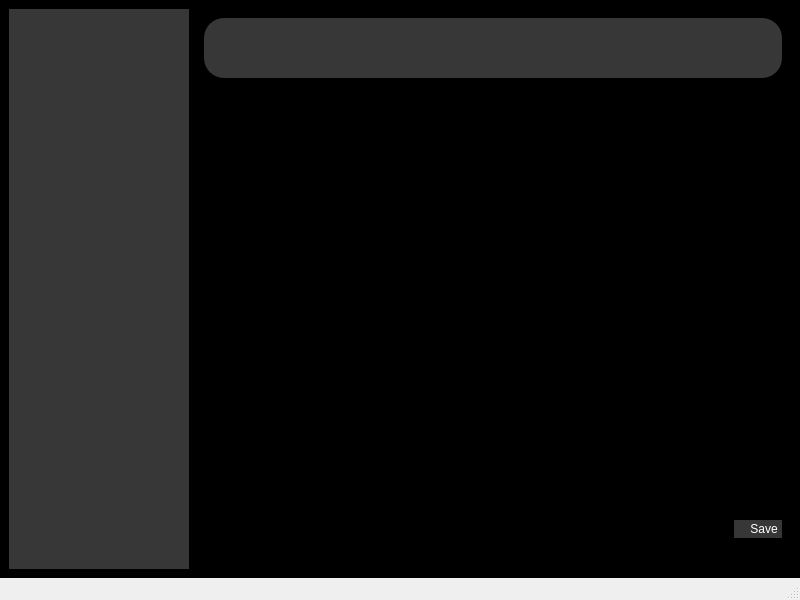
The window that addvolunteername.ui (Prabin-63/EMS) describes before a commit, drawn with Qt 5.
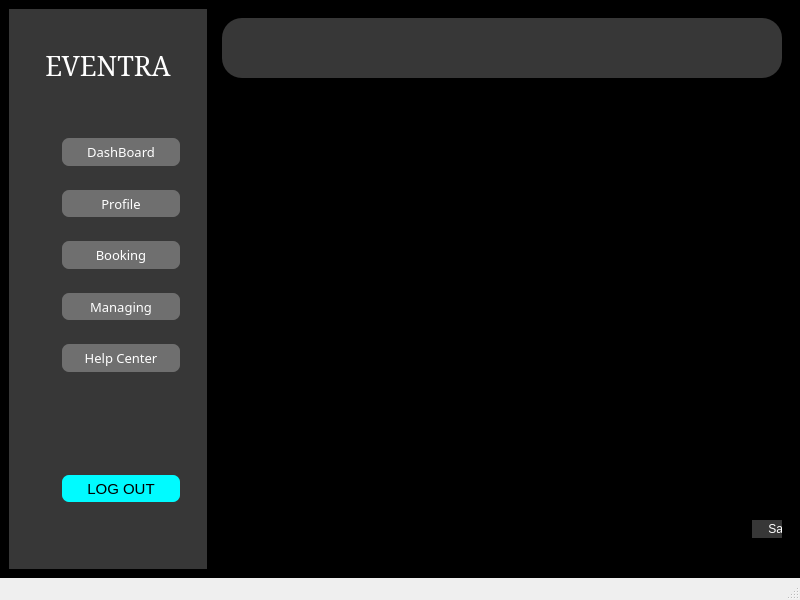
The same window after the commit. Icons and pictures are not drawn.

```diff
--- a/addvolunteername.ui
+++ b/addvolunteername.ui
@@ -49,6 +49,581 @@
         <property name="styleSheet">
          <string notr="true">background-color:rgb(55,55,55);</string>
         </property>
+        <layout class="QVBoxLayout" name="verticalLayout_6">
+         <item>
+          <widget class="QWidget" name="LeftSidebar" native="true">
+           <property name="sizePolicy">
+            <sizepolicy hsizetype="Fixed" vsizetype="Preferred">
+             <horstretch>0</horstretch>
+             <verstretch>0</verstretch>
+            </sizepolicy>
+           </property>
+           <property name="minimumSize">
+            <size>
+             <width>180</width>
+             <height>0</height>
+            </size>
+           </property>
+           <property name="styleSheet">
+            <string notr="true">QWidget{
+	background-color: rgb(55, 55, 55);
+}</string>
+           </property>
+           <layout class="QVBoxLayout" name="verticalLayout_7">
+            <item>
+             <layout class="QVBoxLayout" name="verticalLayout_8">
+              <item>
+               <widget class="QLabel" name="label_20">
+                <property name="font">
+                 <font>
+                  <family>SimSun</family>
+                  <pointsize>20</pointsize>
+                 </font>
+                </property>
+                <property name="styleSheet">
+                 <string notr="true">QLabel{
+padding-top:20px;
+color:white;
+}</string>
+                </property>
+                <property name="text">
+                 <string>EVENTRA</string>
+                </property>
+                <property name="alignment">
+                 <set>Qt::AlignmentFlag::AlignCenter</set>
+                </property>
+               </widget>
+              </item>
+             </layout>
+            </item>
+            <item>
+             <spacer name="verticalSpacer_5">
+              <property name="orientation">
+               <enum>Qt::Orientation::Vertical</enum>
+              </property>
+              <property name="sizeHint" stdset="0">
+               <size>
+                <width>20</width>
+                <height>40</height>
+               </size>
+              </property>
+             </spacer>
+            </item>
+            <item>
+             <widget class="QWidget" name="widget_17" native="true">
+              <property name="sizePolicy">
+               <sizepolicy hsizetype="Preferred" vsizetype="Fixed">
+                <horstretch>0</horstretch>
+                <verstretch>0</verstretch>
+               </sizepolicy>
+              </property>
+              <property name="minimumSize">
+               <size>
+                <width>0</width>
+                <height>40</height>
+               </size>
+              </property>
+              <layout class="QHBoxLayout" name="horizontalLayout_58">
+               <item>
+                <layout class="QHBoxLayout" name="horizontalLayout_59">
+                 <item>
+                  <widget class="QLabel" name="label_26">
+                   <property name="sizePolicy">
+                    <sizepolicy hsizetype="Fixed" vsizetype="Fixed">
+                     <horstretch>0</horstretch>
+                     <verstretch>0</verstretch>
+                    </sizepolicy>
+                   </property>
+                   <property name="minimumSize">
+                    <size>
+                     <width>20</width>
+                     <height>20</height>
+                    </size>
+                   </property>
+                   <property name="maximumSize">
+                    <size>
+                     <width>20</width>
+                     <height>20</height>
+                    </size>
+                   </property>
+                   <property name="text">
+                    <string/>
+                   </property>
+                   <property name="pixmap">
+                    <pixmap resource="resources.qrc">:/resources/icons8-dashboard-50.png</pixmap>
+                   </property>
+                   <property name="scaledContents">
+                    <bool>true</bool>
+                   </property>
+                  </widget>
+                 </item>
+                 <item>
+                  <widget class="QPushButton" name="dashboard_5">
+                   <property name="font">
+                    <font>
+                     <family>Segoe Fluent Icons</family>
+                     <pointsize>10</pointsize>
+                    </font>
+                   </property>
+                   <property name="styleSheet">
+                    <string notr="true">QPushButton{
+color:white;
+	background-color: rgb(111, 111, 111);
+padding:5px;
+border:none;
+border-radius:7px;
+}
+QPushButton:hover{
+	background-color: rgb(188, 0, 188);
+}</string>
+                   </property>
+                   <property name="text">
+                    <string>DashBoard</string>
+                   </property>
+                  </widget>
+                 </item>
+                </layout>
+               </item>
+              </layout>
+             </widget>
+            </item>
+            <item>
+             <widget class="QWidget" name="widget_18" native="true">
+              <property name="sizePolicy">
+               <sizepolicy hsizetype="Preferred" vsizetype="Fixed">
+                <horstretch>0</horstretch>
+                <verstretch>0</verstretch>
+               </sizepolicy>
+              </property>
+              <property name="minimumSize">
+               <size>
+                <width>0</width>
+                <height>40</height>
+               </size>
+              </property>
+              <layout class="QHBoxLayout" name="horizontalLayout_60">
+               <item>
+                <layout class="QHBoxLayout" name="horizontalLayout_61">
+                 <item>
+                  <widget class="QLabel" name="label_27">
+                   <property name="sizePolicy">
+                    <sizepolicy hsizetype="Fixed" vsizetype="Fixed">
+                     <horstretch>0</horstretch>
+                     <verstretch>0</verstretch>
+                    </sizepolicy>
+                   </property>
+                   <property name="minimumSize">
+                    <size>
+                     <width>20</width>
+                     <height>20</height>
+                    </size>
+                   </property>
+                   <property name="maximumSize">
+                    <size>
+                     <width>20</width>
+                     <height>20</height>
+                    </size>
+                   </property>
+                   <property name="text">
+                    <string/>
+                   </property>
+                   <property name="pixmap">
+                    <pixmap resource="resources.qrc">:/resources/icons8-profile-48.png</pixmap>
+                   </property>
+                   <property name="scaledContents">
+                    <bool>true</bool>
+                   </property>
+                  </widget>
+                 </item>
+                 <item>
+                  <widget class="QPushButton" name="Profile_4">
+                   <property name="font">
+                    <font>
+                     <family>Segoe Fluent Icons</family>
+                     <pointsize>10</pointsize>
+                    </font>
+                   </property>
+                   <property name="styleSheet">
+                    <string notr="true">QPushButton{
+color:white;
+	background-color: rgb(111, 111, 111);
+padding:5px;
+border:none;
+border-radius:7px;
+}
+QPushButton:hover{
+	background-color: rgb(188, 0, 188);
+}</string>
+                   </property>
+                   <property name="text">
+                    <string>Profile</string>
+                   </property>
+                  </widget>
+                 </item>
+                </layout>
+               </item>
+              </layout>
+             </widget>
+            </item>
+            <item>
+             <widget class="QWidget" name="widget_19" native="true">
+              <property name="sizePolicy">
+               <sizepolicy hsizetype="Preferred" vsizetype="Fixed">
+                <horstretch>0</horstretch>
+                <verstretch>0</verstretch>
+               </sizepolicy>
+              </property>
+              <property name="minimumSize">
+               <size>
+                <width>0</width>
+                <height>40</height>
+               </size>
+              </property>
+              <layout class="QHBoxLayout" name="horizontalLayout_62">
+               <item>
+                <layout class="QHBoxLayout" name="horizontalLayout_63">
+                 <item>
+                  <widget class="QLabel" name="label_28">
+                   <property name="sizePolicy">
+                    <sizepolicy hsizetype="Fixed" vsizetype="Fixed">
+                     <horstretch>0</horstretch>
+                     <verstretch>0</verstretch>
+                    </sizepolicy>
+                   </property>
+                   <property name="minimumSize">
+                    <size>
+                     <width>20</width>
+                     <height>20</height>
+                    </size>
+                   </property>
+                   <property name="maximumSize">
+                    <size>
+                     <width>20</width>
+                     <height>20</height>
+                    </size>
+                   </property>
+                   <property name="text">
+                    <string/>
+                   </property>
+                   <property name="pixmap">
+                    <pixmap resource="resources.qrc">:/resources/icons8-booking-48.png</pixmap>
+                   </property>
+                   <property name="scaledContents">
+                    <bool>true</bool>
+                   </property>
+                  </widget>
+                 </item>
+                 <item>
+                  <widget class="QPushButton" name="Booking_4">
+                   <property name="font">
+                    <font>
+                     <family>Segoe Fluent Icons</family>
+                     <pointsize>10</pointsize>
+                    </font>
+                   </property>
+                   <property name="styleSheet">
+                    <string notr="true">QPushButton{
+color:white;
+	background-color: rgb(111, 111, 111);
+padding:5px;
+border:none;
+border-radius:7px;
+}
+QPushButton:hover{
+	background-color: rgb(188, 0, 188);
+}</string>
+                   </property>
+                   <property name="text">
+                    <string>Booking</string>
+                   </property>
+                  </widget>
+                 </item>
+                </layout>
+               </item>
+              </layout>
+             </widget>
+            </item>
+            <item>
+             <widget class="QWidget" name="widget_20" native="true">
+              <property name="sizePolicy">
+               <sizepolicy hsizetype="Preferred" vsizetype="Fixed">
+                <horstretch>0</horstretch>
+                <verstretch>0</verstretch>
+               </sizepolicy>
+              </property>
+              <property name="minimumSize">
+               <size>
+                <width>0</width>
+                <height>40</height>
+               </size>
+              </property>
+              <layout class="QHBoxLayout" name="horizontalLayout_64">
+               <item>
+                <layout class="QHBoxLayout" name="horizontalLayout_65">
+                 <item>
+                  <widget class="QLabel" name="label_29">
+                   <property name="sizePolicy">
+                    <sizepolicy hsizetype="Fixed" vsizetype="Fixed">
+                     <horstretch>0</horstretch>
+                     <verstretch>0</verstretch>
+                    </sizepolicy>
+                   </property>
+                   <property name="minimumSize">
+                    <size>
+                     <width>20</width>
+                     <height>20</height>
+                    </size>
+                   </property>
+                   <property name="maximumSize">
+                    <size>
+                     <width>20</width>
+                     <height>20</height>
+                    </size>
+                   </property>
+                   <property name="text">
+                    <string/>
+                   </property>
+                   <property name="pixmap">
+                    <pixmap resource="resources.qrc">:/resources/icons8-hierarchy-48.png</pixmap>
+                   </property>
+                   <property name="scaledContents">
+                    <bool>true</bool>
+                   </property>
+                  </widget>
+                 </item>
+                 <item>
+                  <widget class="QPushButton" name="Managing_4">
+                   <property name="font">
+                    <font>
+                     <family>Segoe Fluent Icons</family>
+                     <pointsize>10</pointsize>
+                    </font>
+                   </property>
+                   <property name="styleSheet">
+                    <string notr="true">QPushButton{
+color:white;
+	background-color: rgb(111, 111, 111);
+padding:5px;
+border:none;
+border-radius:7px;
+}
+QPushButton:hover{
+	background-color: rgb(188, 0, 188);
+}</string>
+                   </property>
+                   <property name="text">
+                    <string>Managing</string>
+                   </property>
+                  </widget>
+                 </item>
+                </layout>
+               </item>
+              </layout>
+             </widget>
+            </item>
+            <item>
+             <widget class="QWidget" name="widget_21" native="true">
+              <property name="sizePolicy">
+               <sizepolicy hsizetype="Preferred" vsizetype="Fixed">
+                <horstretch>0</horstretch>
+                <verstretch>0</verstretch>
+               </sizepolicy>
+              </property>
+              <property name="minimumSize">
+               <size>
+                <width>0</width>
+                <height>40</height>
+               </size>
+              </property>
+              <layout class="QHBoxLayout" name="horizontalLayout_66">
+               <item>
+                <layout class="QHBoxLayout" name="horizontalLayout_67">
+                 <item>
+                  <widget class="QLabel" name="label_30">
+                   <property name="sizePolicy">
+                    <sizepolicy hsizetype="Fixed" vsizetype="Fixed">
+                     <horstretch>0</horstretch>
+                     <verstretch>0</verstretch>
+                    </sizepolicy>
+                   </property>
+                   <property name="minimumSize">
+                    <size>
+                     <width>20</width>
+                     <height>20</height>
+                    </size>
+                   </property>
+                   <property name="maximumSize">
+                    <size>
+                     <width>20</width>
+                     <height>20</height>
+                    </size>
+                   </property>
+                   <property name="text">
+                    <string/>
+                   </property>
+                   <property name="pixmap">
+                    <pixmap resource="resources.qrc">:/resources/icons8-help-center-48.png</pixmap>
+                   </property>
+                   <property name="scaledContents">
+                    <bool>true</bool>
+                   </property>
+                  </widget>
+                 </item>
+                 <item>
+                  <widget class="QPushButton" name="Help_Center_4">
+                   <property name="font">
+                    <font>
+                     <family>Segoe Fluent Icons</family>
+                     <pointsize>10</pointsize>
+                    </font>
+                   </property>
+                   <property name="styleSheet">
+                    <string notr="true">QPushButton{
+color:white;
+	background-color: rgb(111, 111, 111);
+padding:5px;
+border:none;
+border-radius:7px;
+}
+QPushButton:hover{
+	background-color: rgb(188, 0, 188);
+}</string>
+                   </property>
+                   <property name="text">
+                    <string>Help Center</string>
+                   </property>
+                  </widget>
+                 </item>
+                </layout>
+               </item>
+              </layout>
+             </widget>
+            </item>
+            <item>
+             <spacer name="verticalSpacer_6">
+              <property name="orientation">
+               <enum>Qt::Orientation::Vertical</enum>
+              </property>
+              <property name="sizeHint" stdset="0">
+               <size>
+                <width>20</width>
+                <height>40</height>
+               </size>
+              </property>
+             </spacer>
+            </item>
+            <item>
+             <spacer name="verticalSpacer_7">
+              <property name="orientation">
+               <enum>Qt::Orientation::Vertical</enum>
+              </property>
+              <property name="sizeHint" stdset="0">
+               <size>
+                <width>20</width>
+                <height>40</height>
+               </size>
+              </property>
+             </spacer>
+            </item>
+            <item>
+             <widget class="QWidget" name="widget_22" native="true">
+              <property name="sizePolicy">
+               <sizepolicy hsizetype="Preferred" vsizetype="Fixed">
+                <horstretch>0</horstretch>
+                <verstretch>0</verstretch>
+               </sizepolicy>
+              </property>
+              <property name="minimumSize">
+               <size>
+                <width>0</width>
+                <height>40</height>
+               </size>
+              </property>
+              <layout class="QHBoxLayout" name="horizontalLayout_68">
+               <item>
+                <layout class="QHBoxLayout" name="horizontalLayout_69">
+                 <item>
+                  <widget class="QLabel" name="label_31">
+                   <property name="sizePolicy">
+                    <sizepolicy hsizetype="Fixed" vsizetype="Fixed">
+                     <horstretch>0</horstretch>
+                     <verstretch>0</verstretch>
+                    </sizepolicy>
+                   </property>
+                   <property name="minimumSize">
+                    <size>
+                     <width>20</width>
+                     <height>20</height>
+                    </size>
+                   </property>
+                   <property name="maximumSize">
+                    <size>
+                     <width>20</width>
+                     <height>20</height>
+                    </size>
+                   </property>
+                   <property name="text">
+                    <string/>
+                   </property>
+                   <property name="pixmap">
+                    <pixmap resource="resources.qrc">:/resources/icons8-log-out-48.png</pixmap>
+                   </property>
+                   <property name="scaledContents">
+                    <bool>true</bool>
+                   </property>
+                  </widget>
+                 </item>
+                 <item>
+                  <widget class="QPushButton" name="pushButton_6">
+                   <property name="font">
+                    <font>
+                     <pointsize>11</pointsize>
+                    </font>
+                   </property>
+                   <property name="styleSheet">
+                    <string notr="true">QPushButton{
+color:black;
+	
+	background-color: rgb(0, 251, 255);
+padding:5px;
+border:none;
+border-radius:7px;
+}
+QPushButton:hover{
+	background-color: rgb(188, 0, 188);
+color:white;
+}</string>
+                   </property>
+                   <property name="text">
+                    <string>LOG OUT</string>
+                   </property>
+                  </widget>
+                 </item>
+                </layout>
+               </item>
+              </layout>
+             </widget>
+            </item>
+            <item>
+             <spacer name="verticalSpacer_8">
+              <property name="orientation">
+               <enum>Qt::Orientation::Vertical</enum>
+              </property>
+              <property name="sizeHint" stdset="0">
+               <size>
+                <width>20</width>
+                <height>40</height>
+               </size>
+              </property>
+             </spacer>
+            </item>
+           </layout>
+          </widget>
+         </item>
+         <item>
+          <layout class="QVBoxLayout" name="verticalLayout_5"/>
+         </item>
+        </layout>
        </widget>
       </item>
       <item>
@@ -86,7 +661,7 @@
                <rect>
                 <x>0</x>
                 <y>0</y>
-                <width>586</width>
+                <width>574</width>
                 <height>426</height>
                </rect>
               </property>
```
Left out of the diff: 4 changed lines with no effect on the pictures.
